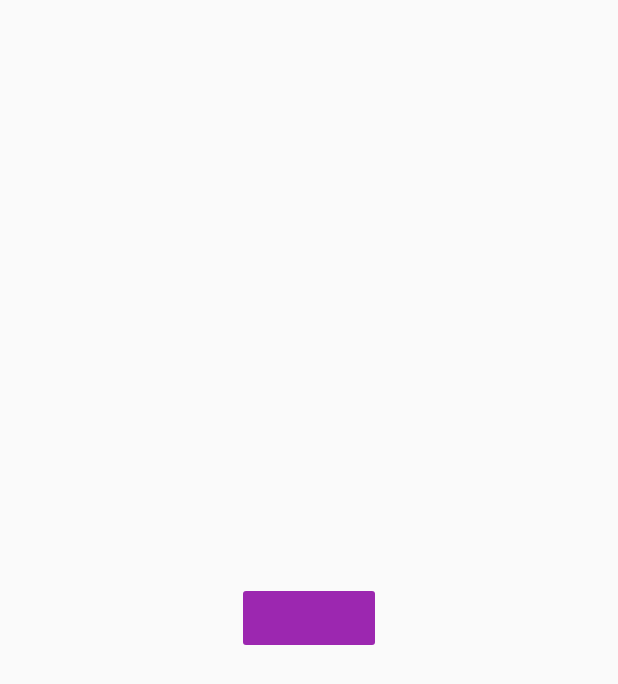
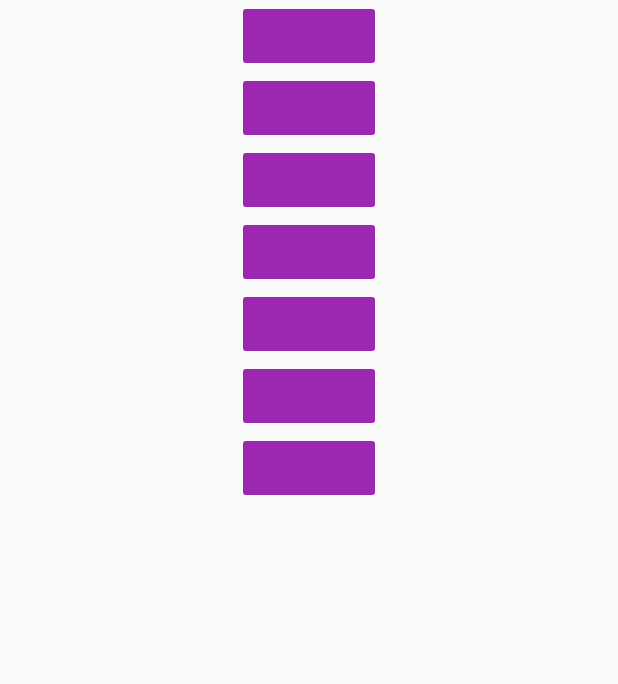
Before and after one commit to im-adarsh/flutter_xylophone, a Flutter app: the screen it shows after launch, on a phone screen of 412 x 824 dp. Shown: the top 684 px of the screen. Run offline on Flutter 3.47's test engine with Material 2 defaults, Android fonts, the phone set to English and light mode, and no system bars; our stand-ins replace audioplayers.

Commit message:
adding all 7 buttons

```diff
--- a/lib/screens/home_screen.dart
+++ b/lib/screens/home_screen.dart
@@ -11,7 +11,18 @@ class HomeScreen extends StatelessWidget {
     return     MaterialApp(
       home: Scaffold(
         body: SafeArea(
-          child: Center(child: XylophoneKey(audioAssetsPath: "note1.wav", bgColor: Colors.purple,)),
+          child: Column(
+            mainAxisAlignment: MainAxisAlignment.start,
+            children: <Widget>[
+              Center(child: XylophoneKey(audioAssetsPath: "note1.wav", bgColor: Colors.purple,)),
+              Center(child: XylophoneKey(audioAssetsPath: "note2.wav", bgColor: Colors.purple,)),
+              Center(child: XylophoneKey(audioAssetsPath: "note3.wav", bgColor: Colors.purple,)),
+              Center(child: XylophoneKey(audioAssetsPath: "note4.wav", bgColor: Colors.purple,)),
+              Center(child: XylophoneKey(audioAssetsPath: "note5.wav", bgColor: Colors.purple,)),
+              Center(child: XylophoneKey(audioAssetsPath: "note6.wav", bgColor: Colors.purple,)),
+              Center(child: XylophoneKey(audioAssetsPath: "note7.wav", bgColor: Colors.purple,)),
+            ],
+          ),
         ),
       ),
     );
```
